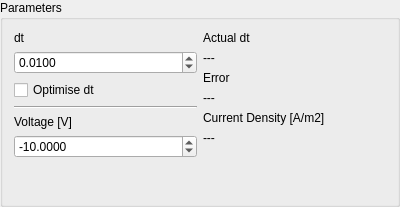
First picture: the form in inputparameters.ui, repository hobrasoft/simul6, before the edit.
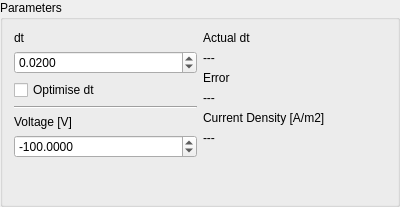
Second picture: the form after the edit.

What changed in the file:
```diff
--- a/inputparameters.ui
+++ b/inputparameters.ui
@@ -51,7 +51,7 @@
         <double>0.010000000000000</double>
        </property>
        <property name="value">
-        <double>0.010000000000000</double>
+        <double>0.020000000000000</double>
        </property>
       </widget>
      </item>
@@ -77,7 +77,7 @@
         <double>0.100000000000000</double>
        </property>
        <property name="value">
-        <double>-10.000000000000000</double>
+        <double>-100.000000000000000</double>
        </property>
       </widget>
      </item>
```
Left out of the diff: 3 changed lines with no effect on the pictures.
